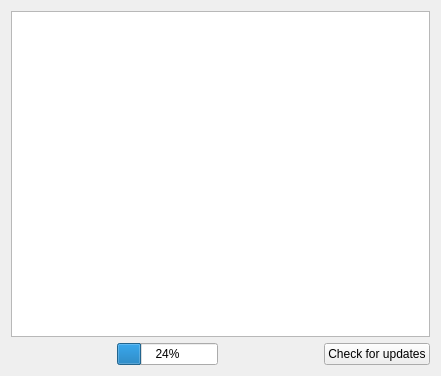
This is wizard/bertos_versions.ui in imby/STM32VLDiscovery_BeRTOS as Qt 5 draws it before an edit. The edited form follows.
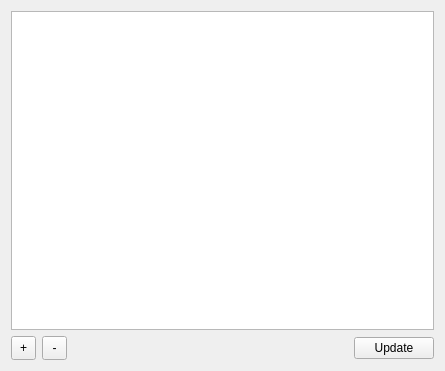
This is the edited form. Icons and pictures are not drawn.

The edit to the form file:
```diff
--- a/wizard/bertos_versions.ui
+++ b/wizard/bertos_versions.ui
@@ -5,8 +5,8 @@
    <rect>
     <x>0</x>
     <y>0</y>
-    <width>441</width>
-    <height>376</height>
+    <width>445</width>
+    <height>371</height>
    </rect>
   </property>
   <property name="sizePolicy" >
@@ -18,6 +18,8 @@
   <property name="windowTitle" >
    <string>Form</string>
   </property>
+  <layout class="QVBoxLayout" name="verticalLayout_2" >
+   <item>
   <layout class="QVBoxLayout" name="verticalLayout" >
    <item>
     <widget class="QListWidget" name="versionList" />
@@ -25,23 +27,61 @@
    <item>
     <layout class="QHBoxLayout" name="horizontalLayout" >
      <item>
-      <widget class="QLabel" name="statusLabel" >
+        <widget class="QToolButton" name="addButton" >
        <property name="minimumSize" >
         <size>
-         <width>100</width>
-         <height>0</height>
-        </size>
-       </property>
+           <width>25</width>
+           <height>24</height>
+          </size>
+         </property>
+         <property name="maximumSize" >
+          <size>
+           <width>25</width>
+           <height>24</height>
+          </size>
+         </property>
        <property name="text" >
-        <string/>
-       </property>
+          <string>+</string>
+         </property>
+         <property name="icon" >
+          <iconset resource="bertos.qrc" >
+           <normaloff>:/images/listadd.png</normaloff>:/images/listadd.png</iconset>
+         </property>
+         <property name="iconSize" >
+          <size>
+           <width>24</width>
+           <height>24</height>
+          </size>
+         </property>
       </widget>
      </item>
      <item>
-      <widget class="QProgressBar" name="updateProgressBar" >
-       <property name="value" >
-        <number>24</number>
-       </property>
+        <widget class="QToolButton" name="removeButton" >
+         <property name="minimumSize" >
+          <size>
+           <width>25</width>
+           <height>24</height>
+          </size>
+         </property>
+         <property name="maximumSize" >
+          <size>
+           <width>25</width>
+           <height>24</height>
+          </size>
+         </property>
+         <property name="text" >
+          <string>-</string>
+         </property>
+         <property name="icon" >
+          <iconset resource="bertos.qrc" >
+           <normaloff>:/images/listremove.png</normaloff>:/images/listremove.png</iconset>
+         </property>
+         <property name="iconSize" >
+          <size>
+           <width>24</width>
+           <height>24</height>
+          </size>
+         </property>
       </widget>
      </item>
      <item>
@@ -60,13 +100,15 @@
      <item>
       <widget class="QPushButton" name="updateButton" >
        <property name="text" >
-        <string>Check for updates</string>
+          <string>Update</string>
        </property>
       </widget>
      </item>
     </layout>
    </item>
   </layout>
+   </item>
+  </layout>
  </widget>
  <resources/>
  <connections/>
```
Left out of the diff: 6 changed lines with no effect on the pictures. Lines whose indentation alone changed are shown as unchanged.
